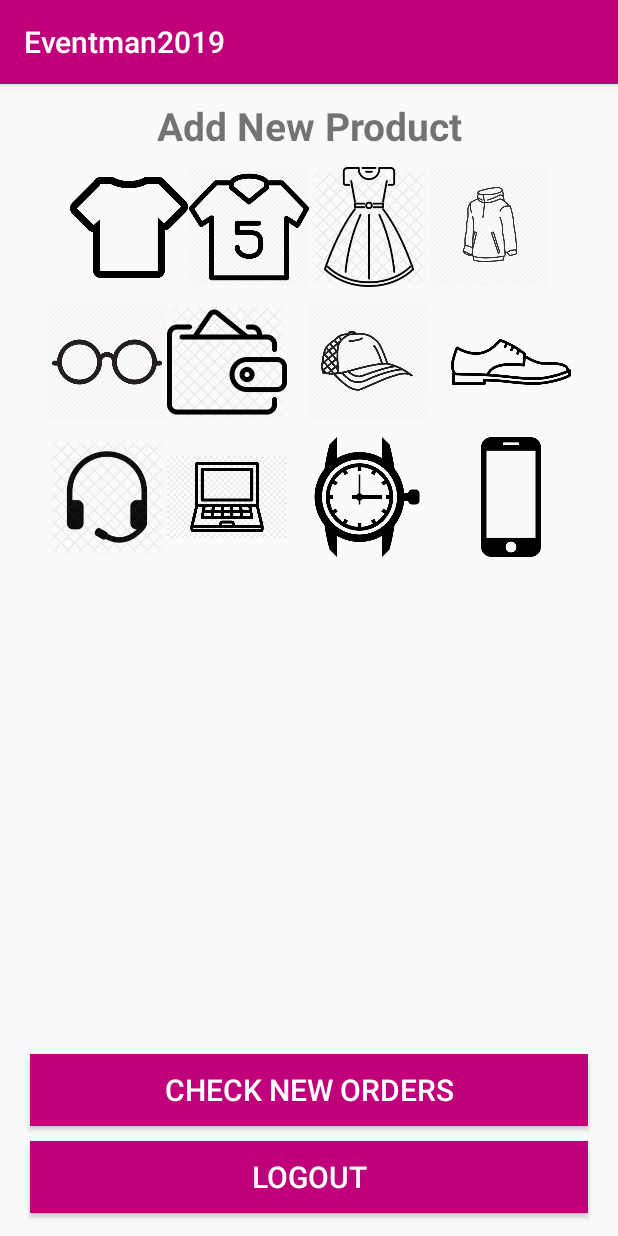
After one commit to normanfd/Eventman2019, an Android app: the AdminCategoryActivity screen opened directly, with no data from a screen before it, on a phone screen of 412 x 824 dp. The commit adds this screen. Run offline under Robolectric (Android 15) with nearby library versions, the phone set to English and light mode, and no system bars.

Commit message:
admin add product

```diff
--- a/app/src/main/AndroidManifest.xml
+++ b/app/src/main/AndroidManifest.xml
@@ -9,6 +9,10 @@
             android:roundIcon="@mipmap/ic_launcher_round"
             android:supportsRtl="true"
             android:theme="@style/AppTheme">
+        <activity android:name=".AdminCategoryActivity">
+        </activity>
+        <activity android:name=".AdminAddNewProductActivity">
+        </activity>
         <activity android:name=".HomeActivity">
         </activity>
         <activity android:name=".LoginActivity">
--- /dev/null
+++ b/app/src/main/java/com/example/eventman2019/AdminCategoryActivity.java
@@ -0,0 +1,147 @@
+package com.example.eventman2019;
+
+import android.content.Intent;
+import android.support.v7.app.AppCompatActivity;
+import android.os.Bundle;
+import android.view.View;
+import android.widget.Button;
+import android.widget.ImageView;
+
+public class AdminCategoryActivity extends AppCompatActivity {
+
+    private ImageView tShirts, sportTshirts, femaleDresses, purseBagsWallets;
+    private ImageView sweaters,glasses, hatsCaps , shoes;
+    private ImageView headphone, laptops, watches, mobilephone;
+    private Button AdminlogoutBtn, checkOrderBtn;
+
+    @Override
+    protected void onCreate(Bundle savedInstanceState) {
+        super.onCreate(savedInstanceState);
+        setContentView(R.layout.activity_admin_category);
+
+        tShirts = (ImageView) findViewById(R.id.t_shirts);
+        sportTshirts = (ImageView) findViewById(R.id.sports_t_shirts);
+        femaleDresses = (ImageView) findViewById(R.id.female_dresses);
+        sweaters = (ImageView) findViewById(R.id.sweathers);
+        glasses = (ImageView) findViewById(R.id.glasses);
+        hatsCaps = (ImageView) findViewById(R.id.hats_caps);
+        purseBagsWallets = (ImageView) findViewById(R.id.purses_bags_wallets);
+        shoes = (ImageView) findViewById(R.id.shoes);
+        headphone = (ImageView) findViewById(R.id.headphones_handfree);
+        laptops = (ImageView) findViewById(R.id.laptop_pc);
+        watches = (ImageView) findViewById(R.id.watches);
+        mobilephone = (ImageView) findViewById(R.id.mobilephones);
+        AdminlogoutBtn = (Button) findViewById(R.id.admin_logout_btn);
+        checkOrderBtn = (Button) findViewById(R.id.admin_check_order_btn);
+
+
+
+        tShirts.setOnClickListener(new View.OnClickListener() {
+            @Override
+            public void onClick(View view) {
+                Intent intent = new Intent(AdminCategoryActivity.this, AdminAddNewProductActivity.class);
+                intent.putExtra("category", "tShirts");
+                startActivity(intent);
+            }
+        });
+
+        sportTshirts.setOnClickListener(new View.OnClickListener() {
+            @Override
+            public void onClick(View v) {
+                Intent intent =new Intent(AdminCategoryActivity.this, AdminAddNewProductActivity.class);
+                intent.putExtra("category", "sportTshirts");
+                startActivity(intent);
+            }
+        });
+
+        sweaters.setOnClickListener(new View.OnClickListener() {
+            @Override
+            public void onClick(View v) {
+                Intent intent =new Intent(AdminCategoryActivity.this, AdminAddNewProductActivity.class);
+                intent.putExtra("category", "sweaters");
+                startActivity(intent);
+            }
+        });
+
+        femaleDresses.setOnClickListener(new View.OnClickListener() {
+            @Override
+            public void onClick(View v) {
+                Intent intent =new Intent(AdminCategoryActivity.this, AdminAddNewProductActivity.class);
+                intent.putExtra("category", "femaleDresses");
+                startActivity(intent);
+            }
+        });
+
+        glasses.setOnClickListener(new View.OnClickListener() {
+            @Override
+            public void onClick(View v) {
+                Intent intent =new Intent(AdminCategoryActivity.this, AdminAddNewProductActivity.class);
+                intent.putExtra("category", "glasses");
+                startActivity(intent);
+            }
+        });
+
+        hatsCaps.setOnClickListener(new View.OnClickListener() {
+            @Override
+            public void onClick(View v) {
+                Intent intent =new Intent(AdminCategoryActivity.this, AdminAddNewProductActivity.class);
+                intent.putExtra("category", "hatcaps");
+                startActivity(intent);
+            }
+        });
+
+        shoes.setOnClickListener(new View.OnClickListener() {
+            @Override
+            public void onClick(View v) {
+                Intent intent =new Intent(AdminCategoryActivity.this, AdminAddNewProductActivity.class);
+                intent.putExtra("category", "shoes");
+                startActivity(intent);
+            }
+        });
+
+        headphone.setOnClickListener(new View.OnClickListener() {
+            @Override
+            public void onClick(View v) {
+                Intent intent =new Intent(AdminCategoryActivity.this, AdminAddNewProductActivity.class);
+                intent.putExtra("category", "headphone");
+                startActivity(intent);
+            }
+        });
+
+        laptops.setOnClickListener(new View.OnClickListener() {
+            @Override
+            public void onClick(View v) {
+                Intent intent =new Intent(AdminCategoryActivity.this, AdminAddNewProductActivity.class);
+                intent.putExtra("category", "laptops");
+                startActivity(intent);
+            }
+        });
+
+        watches.setOnClickListener(new View.OnClickListener() {
+            @Override
+            public void onClick(View v) {
+                Intent intent =new Intent(AdminCategoryActivity.this, AdminAddNewProductActivity.class);
+                intent.putExtra("category", "watches");
+                startActivity(intent);
+            }
+        });
+
+        mobilephone.setOnClickListener(new View.OnClickListener() {
+            @Override
+            public void onClick(View v) {
+                Intent intent =new Intent(AdminCategoryActivity.this, AdminAddNewProductActivity.class);
+                intent.putExtra("category", "mobilephone");
+                startActivity(intent);
+            }
+        });
+
+        purseBagsWallets.setOnClickListener(new View.OnClickListener() {
+            @Override
+            public void onClick(View v) {
+                Intent intent =new Intent(AdminCategoryActivity.this, AdminAddNewProductActivity.class);
+                intent.putExtra("category", "pursebagswallets");
+                startActivity(intent);
+            }
+        });
+    }
+}
--- a/app/src/main/java/com/example/eventman2019/LoginActivity.java
+++ b/app/src/main/java/com/example/eventman2019/LoginActivity.java
@@ -104,8 +104,8 @@ public class LoginActivity extends AppCompatActivity {
                             if(ParentDbName.equals("Admins")){
                                 Toast.makeText(LoginActivity.this, "Welcome Admin, you are Login succesfully..", Toast.LENGTH_SHORT).show();
                                 loadingBar.dismiss();
-//                                Intent intent = new Intent(LoginActivity.this,AdminCategoryActivity.class);
-//                                startActivity(intent);
+                                Intent intent = new Intent(LoginActivity.this,AdminCategoryActivity.class);
+                                startActivity(intent);
                             }else {
                                 Toast.makeText(LoginActivity.this, "Login succesfully..", Toast.LENGTH_SHORT).show();
                                 loadingBar.dismiss();
--- /dev/null
+++ b/app/src/main/res/layout/activity_admin_category.xml
@@ -0,0 +1,152 @@
+<?xml version="1.0" encoding="utf-8"?>
+<RelativeLayout xmlns:android="http://schemas.android.com/apk/res/android"
+                xmlns:app="http://schemas.android.com/apk/res-auto"
+                android:id="@+id/relgeneral"
+                xmlns:tools="http://schemas.android.com/tools"
+                android:layout_width="match_parent"
+                android:layout_height="match_parent"
+                tools:context=".AdminCategoryActivity">
+
+    <TextView
+            android:id="@+id/slogan_category"
+            android:layout_width="match_parent"
+            android:layout_height="wrap_content"
+            android:layout_alignParentTop="true"
+            android:layout_centerHorizontal="true"
+            android:layout_marginTop="10dp"
+            android:text="Add New Product"
+            android:textAlignment="center"
+            android:textSize="26sp"
+            android:textStyle="bold"/>
+
+    <LinearLayout
+            android:id="@+id/linear1_category_layout"
+            android:layout_width="match_parent"
+            android:layout_height="wrap_content"
+            android:layout_below="@+id/slogan_category"
+            android:layout_centerHorizontal="true"
+            android:layout_marginLeft="10dp"
+            android:layout_marginTop="10dp"
+            android:layout_marginRight="10dp"
+            android:gravity="center"
+            android:orientation="horizontal">
+
+        <ImageView
+                android:id="@+id/t_shirts"
+                android:layout_width="80dp"
+                android:layout_height="80dp"
+                android:src="@drawable/type_clothes" />
+
+        <ImageView
+                android:id="@+id/sports_t_shirts"
+                android:layout_width="80dp"
+                android:layout_height="80dp"
+                android:src="@drawable/type_sportclothes" />
+
+        <ImageView
+                android:id="@+id/female_dresses"
+                android:layout_width="80dp"
+                android:layout_height="80dp"
+                android:src="@drawable/type_dress" />
+
+        <ImageView
+                android:id="@+id/sweathers"
+                android:layout_width="80dp"
+                android:layout_height="80dp"
+                android:src="@drawable/type_sweater" />
+    </LinearLayout>
+
+    <LinearLayout
+            android:id="@+id/linear2_category_layout"
+            android:layout_width="match_parent"
+            android:layout_height="wrap_content"
+            android:layout_below="@+id/linear1_category_layout"
+            android:orientation="horizontal"
+            android:layout_centerHorizontal="true"
+            android:gravity="center"
+            android:layout_marginTop="10dp">
+
+        <ImageView
+                android:id="@+id/glasses"
+                android:layout_width="80dp"
+                android:layout_height="80dp"
+                android:src="@drawable/type_glasses"/>
+
+        <ImageView
+                android:id="@+id/purses_bags_wallets"
+                android:layout_width="80dp"
+                android:layout_height="80dp"
+                android:layout_marginRight="13dp"
+                android:src="@drawable/type_wallet"/>
+
+        <ImageView
+                android:id="@+id/hats_caps"
+                android:layout_width="80dp"
+                android:layout_height="80dp"
+                android:src="@drawable/type_caps"/>
+
+        <ImageView
+                android:id="@+id/shoes"
+                android:layout_width="80dp"
+                android:layout_height="80dp"
+                android:src="@drawable/type_shoes"
+                android:layout_marginStart="16dp"/>
+    </LinearLayout>
+
+    <LinearLayout
+            android:id="@+id/linear3_category_layout"
+            android:layout_width="match_parent"
+            android:layout_height="wrap_content"
+            android:layout_below="@+id/linear2_category_layout"
+            android:orientation="horizontal"
+            android:layout_centerHorizontal="true"
+            android:gravity="center"
+            android:layout_marginTop="10dp">
+        <ImageView
+                android:id="@+id/headphones_handfree"
+                android:layout_width="80dp"
+                android:layout_height="80dp"
+                android:src="@drawable/type_headphones"/>
+        <ImageView
+                android:id="@+id/laptop_pc"
+                android:layout_width="80dp"
+                android:layout_height="80dp"
+                android:layout_marginRight="13dp"
+                android:src="@drawable/type_laptop"/>
+        <ImageView
+                android:id="@+id/watches"
+                android:layout_width="80dp"
+                android:layout_height="80dp"
+                android:src="@drawable/type_watches"/>
+        <ImageView
+                android:id="@+id/mobilephones"
+                android:layout_width="80dp"
+                android:layout_height="80dp"
+                android:src="@drawable/type_phone"
+                android:layout_marginStart="16dp"/>
+    </LinearLayout>
+    <Button
+            android:id="@+id/admin_logout_btn"
+            android:layout_width="match_parent"
+            android:layout_height="wrap_content"
+            android:layout_alignParentBottom="true"
+            android:layout_marginBottom="15dp"
+            android:layout_marginLeft="20dp"
+            android:layout_marginRight="20dp"
+            android:text="Logout"
+            android:background="@color/colorPrimaryDark"
+            android:textColor="@android:color/white"
+            android:textSize="20sp"/>
+    <Button
+            android:id="@+id/admin_check_order_btn"
+            android:layout_width="match_parent"
+            android:layout_height="wrap_content"
+            android:layout_above="@+id/admin_logout_btn"
+            android:layout_marginLeft="20dp"
+            android:layout_marginRight="20dp"
+            android:layout_marginBottom="10dp"
+            android:text="Check new Orders"
+            android:background="@color/colorPrimaryDark"
+            android:textColor="@android:color/white"
+            android:textSize="20sp"/>
+</RelativeLayout>
```
Also changed, not shown: app/src/main/java/com/example/eventman2019/AdminAddNewProductActivity.java (added, +32 -0 lines), app/src/main/res/layout/activity_admin_add_new_product.xml (added, +86 -0 lines).
